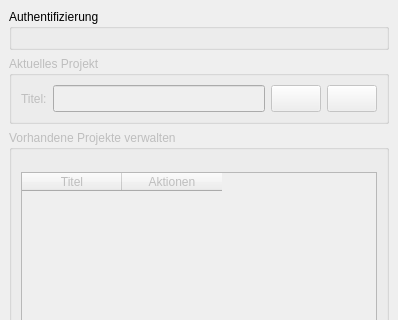
Old version of the form gbd_websuite_plugin/gbd_websuite_plugin_dockwidget_base.ui in the repository gbd-consult/gbd-websuite-manager; both pictures show x 0 to 398 and y 0 to 320 of the 398 by 508 pixel window.
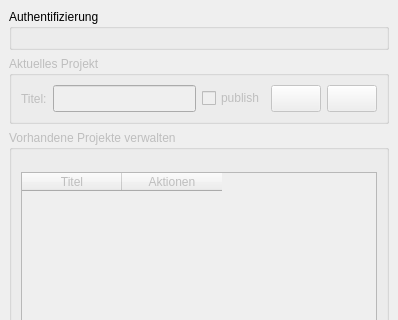
New version of the form. Icons and pictures are not drawn. Custom widgets are drawn as their Qt base class.

Commit message: added controller for publish

The edit to the form file:
```diff
--- a/gbd_websuite_plugin/gbd_websuite_plugin_dockwidget_base.ui
+++ b/gbd_websuite_plugin/gbd_websuite_plugin_dockwidget_base.ui
@@ -104,6 +104,22 @@
          </property>
         </widget>
        </item>
+       <item>
+        <widget class="QCheckBox" name="gws_publish_project">
+         <property name="enabled">
+          <bool>true</bool>
+         </property>
+         <property name="text">
+          <string>publish</string>
+         </property>
+         <property name="checked">
+          <bool>false</bool>
+         </property>
+         <property name="tristate">
+          <bool>false</bool>
+         </property>
+        </widget>
+       </item>
        <item>
         <widget class="QPushButton" name="button_options">
          <property name="sizePolicy">
```
The commit also changes 2 other files.
